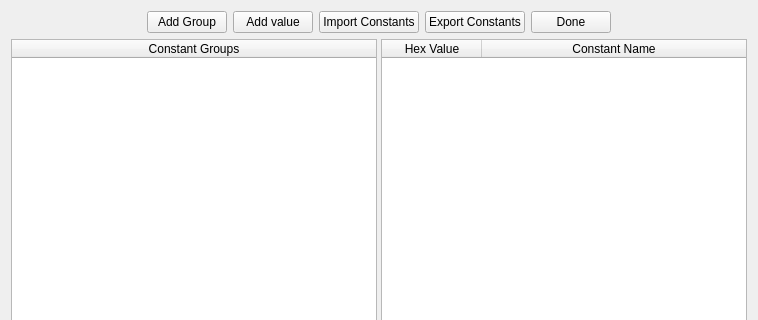
Before: the Qt Designer form src/constantsmanager.ui in ivop/frida, drawn with Qt 5; both pictures show x 0 to 758 and y 0 to 320 of the 758 by 634 pixel window.
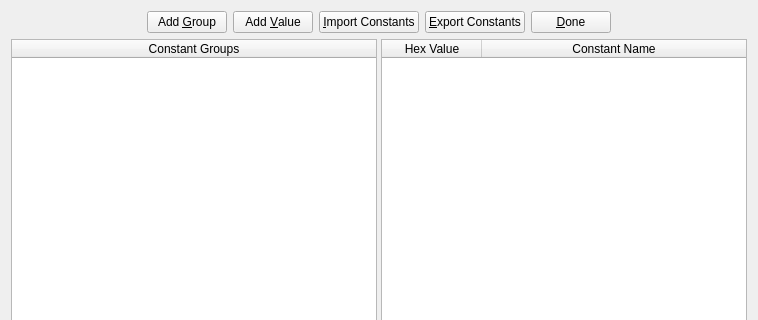
After: the same form once the commit is applied. Icons and pictures are not drawn.

Commit message: add ALT-key shortcuts implement add group and add value to group

Patch:
```diff
--- a/src/constantsmanager.ui
+++ b/src/constantsmanager.ui
@@ -35,7 +35,7 @@
         <enum>Qt::NoFocus</enum>
        </property>
        <property name="text">
-        <string>Add Group</string>
+        <string>Add &amp;Group</string>
        </property>
        <property name="icon">
         <iconset resource="frida.qrc">
@@ -49,7 +49,7 @@
         <enum>Qt::NoFocus</enum>
        </property>
        <property name="text">
-        <string>Add value</string>
+        <string>Add &amp;Value</string>
        </property>
        <property name="icon">
         <iconset resource="frida.qrc">
@@ -63,7 +63,7 @@
         <enum>Qt::NoFocus</enum>
        </property>
        <property name="text">
-        <string>Import Constants</string>
+        <string>&amp;Import Constants</string>
        </property>
        <property name="icon">
         <iconset resource="frida.qrc">
@@ -77,7 +77,7 @@
         <enum>Qt::NoFocus</enum>
        </property>
        <property name="text">
-        <string>Export Constants</string>
+        <string>&amp;Export Constants</string>
        </property>
        <property name="icon">
         <iconset resource="frida.qrc">
@@ -91,7 +91,7 @@
         <enum>Qt::NoFocus</enum>
        </property>
        <property name="text">
-        <string>Done</string>
+        <string>&amp;Done</string>
        </property>
        <property name="icon">
         <iconset resource="frida.qrc">
```
The commit also changes 11 other files.
